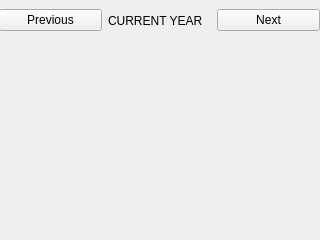
The window that ui/minicalendarwidget.ui (mietteinen/calendarium) describes before a commit, drawn with Qt 5.
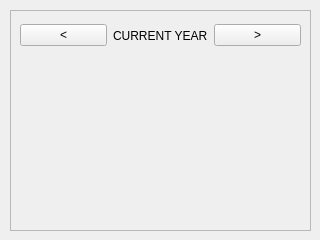
The same window after the commit.

Commit message: Styled the mini calendar.

What changed in the file:
```diff
--- a/ui/minicalendarwidget.ui
+++ b/ui/minicalendarwidget.ui
@@ -13,20 +13,35 @@
   <property name="windowTitle">
    <string>Form</string>
   </property>
+  <widget class="QFrame" name="miniCalendarFrame">
+   <property name="geometry">
+    <rect>
+     <x>10</x>
+     <y>10</y>
+     <width>301</width>
+     <height>221</height>
+    </rect>
+   </property>
+   <property name="frameShape">
+    <enum>QFrame::StyledPanel</enum>
+   </property>
+   <property name="frameShadow">
+    <enum>QFrame::Raised</enum>
+   </property>
   <widget class="QWidget" name="horizontalLayoutWidget">
    <property name="geometry">
     <rect>
-     <x>-1</x>
-     <y>0</y>
-     <width>321</width>
-     <height>41</height>
-    </rect>
-   </property>
-   <layout class="QHBoxLayout" name="horizontalLayout">
+      <x>10</x>
+      <y>10</y>
+      <width>281</width>
+      <height>31</height>
+     </rect>
+    </property>
+    <layout class="QHBoxLayout" name="miniNavigationLayout">
     <item>
      <widget class="QPushButton" name="prevYearButton">
       <property name="text">
-       <string>Previous</string>
+        <string>&lt;</string>
       </property>
      </widget>
     </item>
@@ -40,11 +55,23 @@
     <item>
      <widget class="QPushButton" name="nextYearButton">
       <property name="text">
-       <string>Next</string>
+        <string>&gt;</string>
       </property>
      </widget>
     </item>
    </layout>
+   </widget>
+   <widget class="QWidget" name="gridLayoutWidget">
+    <property name="geometry">
+     <rect>
+      <x>9</x>
+      <y>49</y>
+      <width>281</width>
+      <height>161</height>
+     </rect>
+    </property>
+    <layout class="QGridLayout" name="miniCalendarGrid"/>
+   </widget>
   </widget>
  </widget>
  <resources/>
```
Left out of the diff: 2 changed lines with no effect on the pictures. Lines whose indentation alone changed are shown as unchanged. The commit also changes 3 other files.
